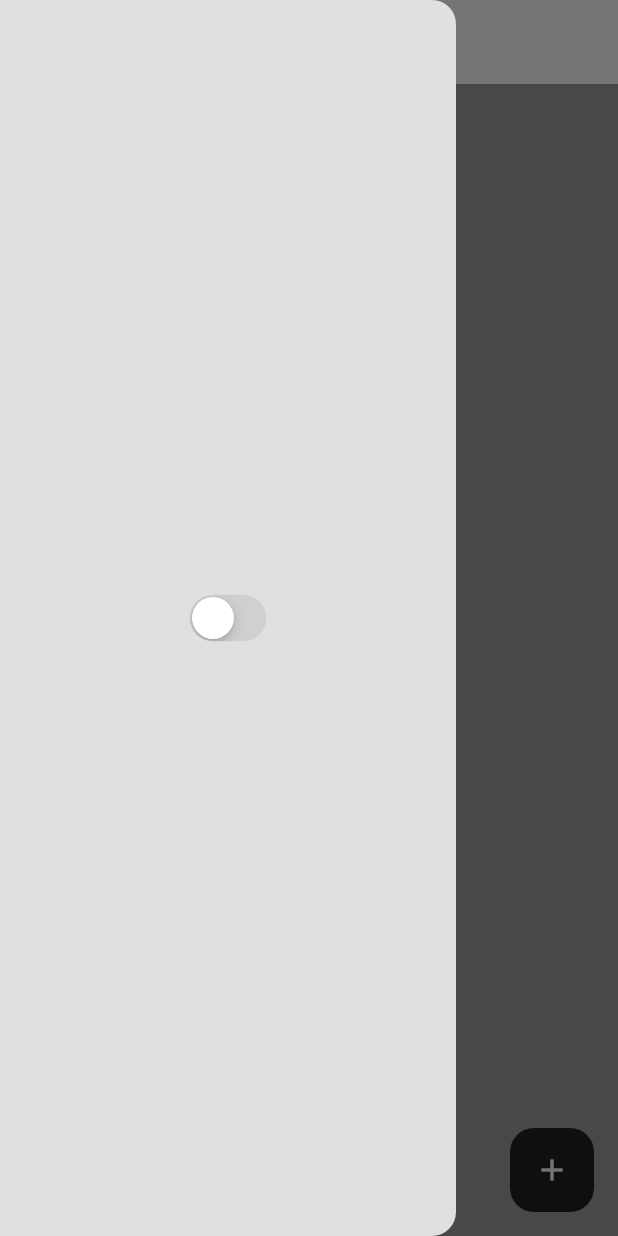
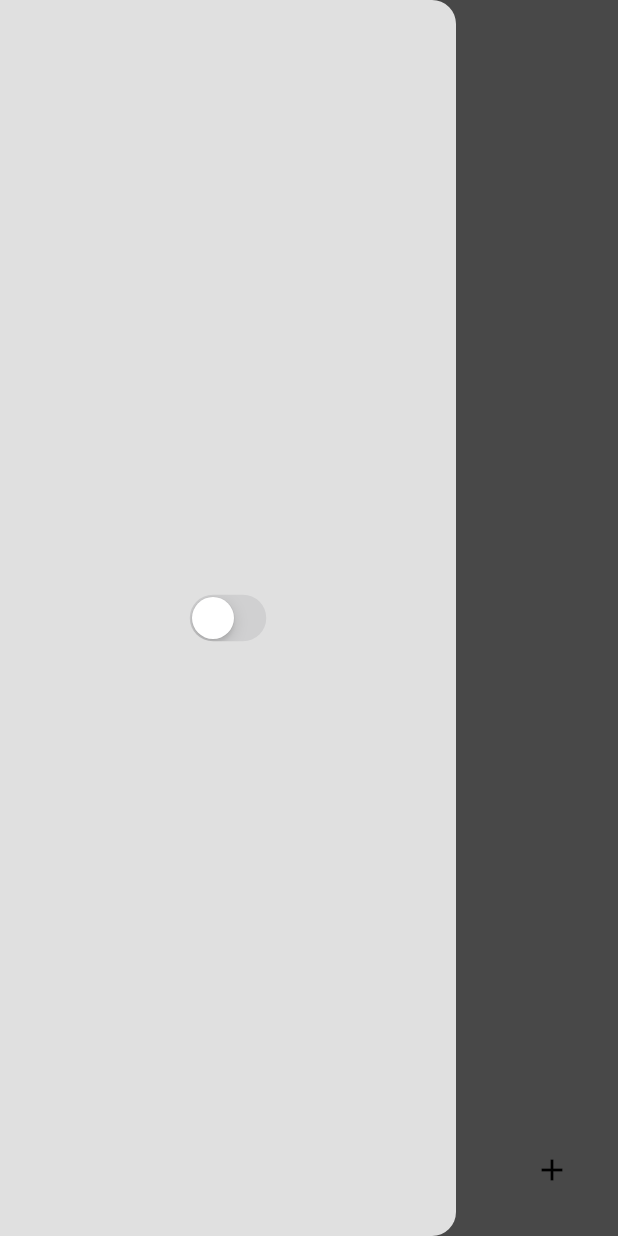
Before and after one commit to Ikwame91/habitTracker, a Flutter app: the screen it shows after launch, with the side drawer open, on a phone screen of 412 x 824 dp. Run offline on Flutter 3.47's test engine with Material 3 defaults, Android fonts, the phone set to English and light mode, and no system bars; our stand-ins replace flutter_slidable, isar; accounts and stored records are empty; generated files the repository leaves out were written again.

Commit message:
minor additions

```diff
--- a/lib/pages/homepage.dart
+++ b/lib/pages/homepage.dart
@@ -119,7 +119,7 @@ class _HomePageState extends State<HomePage> {
     showDialog(
         context: context,
         builder: (context) => AlertDialog(
-              title: Text('Are you sure you want to delete ${habit.name}?'),
+              title: Text('Are you sure you want to delete "${habit.name}"?'),
               actions: [
                 MaterialButton(
                     onPressed: () {
@@ -145,13 +145,17 @@ class _HomePageState extends State<HomePage> {
   Widget build(BuildContext context) {
     return Scaffold(
       backgroundColor: Theme.of(context).colorScheme.primary,
-      appBar: AppBar(),
+      appBar: AppBar(
+        elevation: 0.0,
+        backgroundColor: Theme.of(context).colorScheme.primary,
+      ),
       drawer: const MyDrawer(),
       floatingActionButton: FloatingActionButton(
         onPressed: createNewHabit,
         elevation: 0.0,
-        backgroundColor: Theme.of(context).colorScheme.tertiary,
-        child: const Icon(Icons.add),
+        backgroundColor: Colors.transparent,
+        foregroundColor: Theme.of(context).colorScheme.tertiary,
+        child: const Icon(Icons.add, color: Colors.black),
       ),
       body: _buildHabitsList(),
     );
--- a/lib/themes/dark_mode.dart
+++ b/lib/themes/dark_mode.dart
@@ -4,7 +4,7 @@ ThemeData darkMode = ThemeData(
   colorScheme: ColorScheme.light(
     background: Colors.grey.shade900,
     primary: Colors.grey.shade600,
-    secondary: const Color.fromARGB(255, 22, 21, 21),
+    secondary: const Color.fromARGB(255, 87, 83, 83),
     inversePrimary: Colors.grey.shade300,
     tertiary: Colors.grey.shade800,
   ),
--- a/lib/themes/light_mode.dart
+++ b/lib/themes/light_mode.dart
@@ -4,8 +4,8 @@ ThemeData lightMode = ThemeData(
   colorScheme: ColorScheme.light(
     background: Colors.grey.shade300,
     primary: Colors.grey.shade500,
-    secondary: Colors.grey.shade200,
-    inversePrimary: Colors.white,
-    tertiary: Colors.grey.shade900,
+    secondary: const Color.fromARGB(255, 161, 143, 143),
+    tertiary: Colors.white,
+    inversePrimary: Colors.grey.shade900,
   ),
 );
```
Also changed, not shown: lib/componenets/habit_tile.dart (+9 -4 lines).
